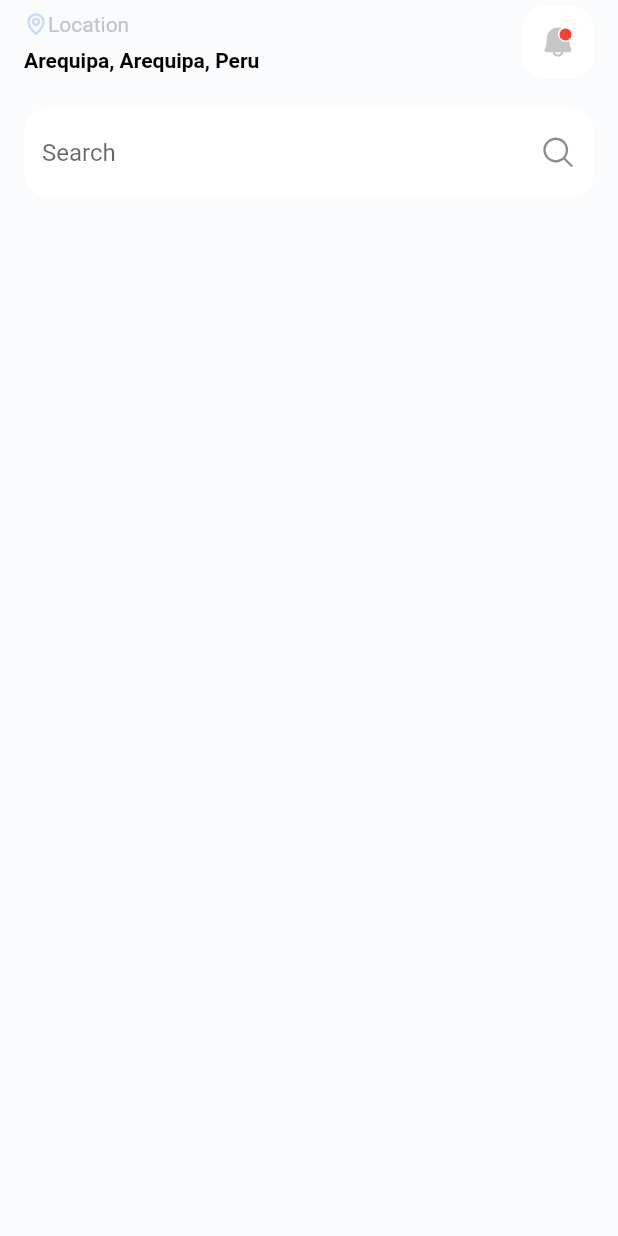
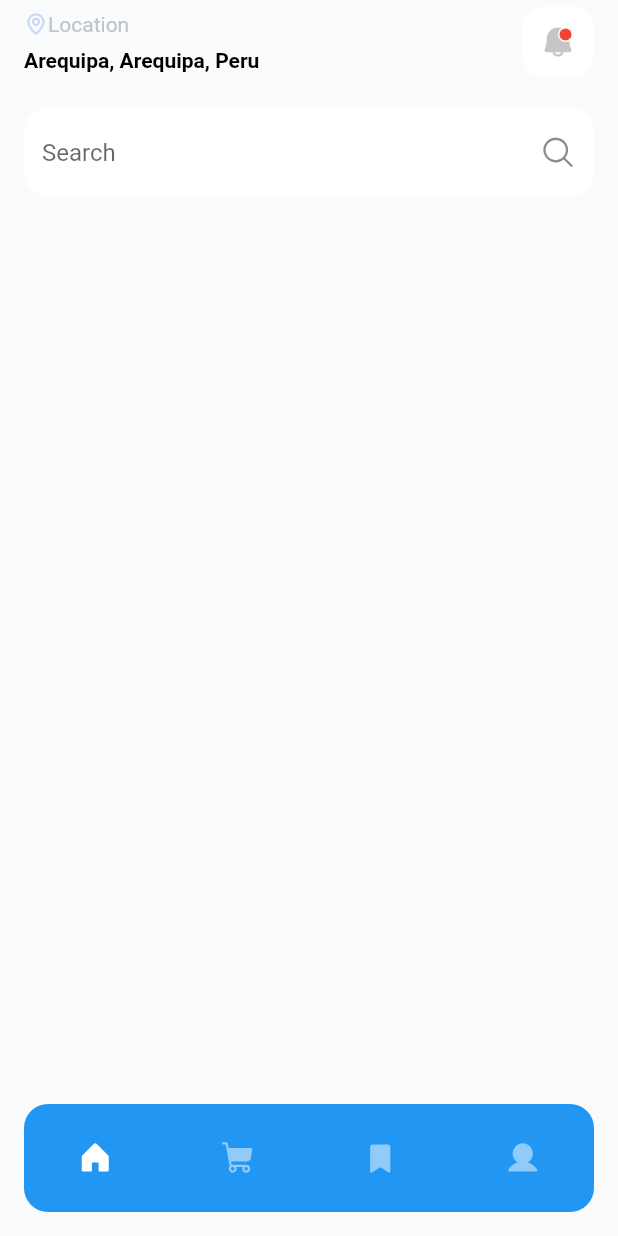
Before and after one commit to paulocrr/selling_house_app, a Flutter app: the screen it shows after launch, on a phone screen of 412 x 824 dp. Run offline on Flutter 3.47's test engine with Material 2 defaults, Android fonts, the phone set to English and light mode, and no system bars; our stand-ins replace flutter_phosphor_icons.

Commit message:
feat: Se agrego la botton navigation bar

```diff
--- a/lib/screen/home_screen.dart
+++ b/lib/screen/home_screen.dart
@@ -27,6 +27,48 @@ class HomeScreen extends StatelessWidget {
           ),
         ],
       ),
+      bottomNavigationBar: Container(
+        margin: const EdgeInsets.all(16),
+        decoration: BoxDecoration(
+          color: Colors.blue,
+          borderRadius: BorderRadius.circular(16),
+        ),
+        width: double.infinity,
+        height: 72,
+        child: Row(
+          mainAxisAlignment: MainAxisAlignment.spaceAround,
+          children: [
+            IconButton(
+              onPressed: () {},
+              icon: const Icon(
+                PhosphorIcons.house_fill,
+                color: Colors.white,
+              ),
+            ),
+            IconButton(
+              onPressed: () {},
+              icon: Icon(
+                PhosphorIcons.shopping_cart_fill,
+                color: Colors.white.withOpacity(0.5),
+              ),
+            ),
+            IconButton(
+              onPressed: () {},
+              icon: Icon(
+                PhosphorIcons.bookmark_simple_fill,
+                color: Colors.white.withOpacity(0.5),
+              ),
+            ),
+            IconButton(
+              onPressed: () {},
+              icon: Icon(
+                PhosphorIcons.user_fill,
+                color: Colors.white.withOpacity(0.5),
+              ),
+            ),
+          ],
+        ),
+      ),
     );
   }
 }
```
